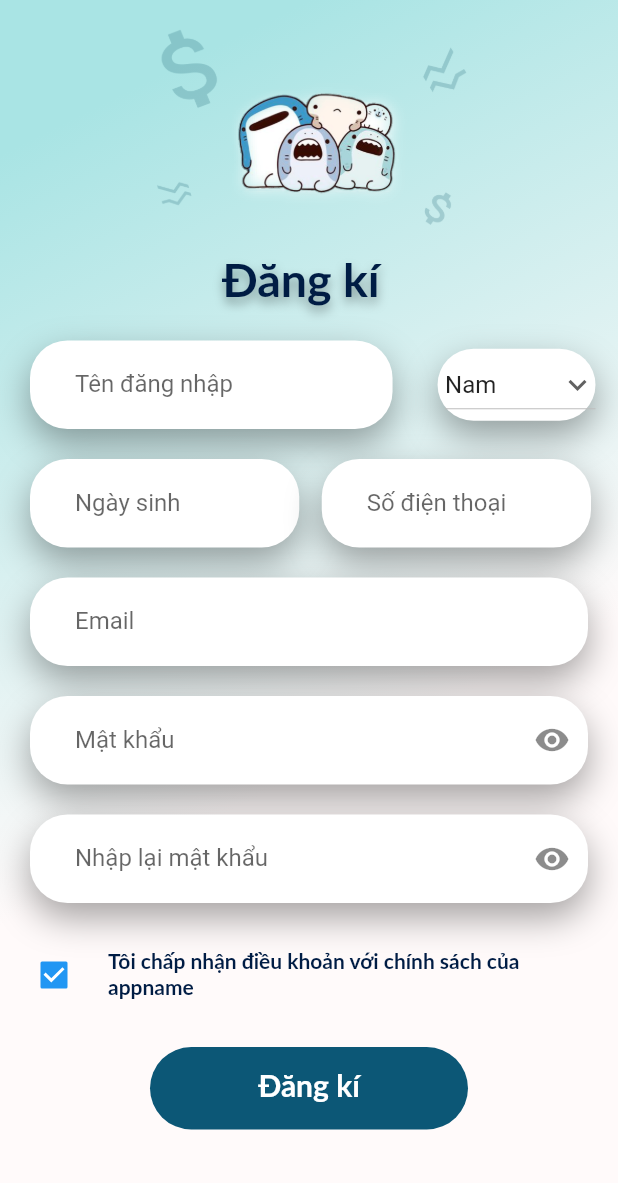
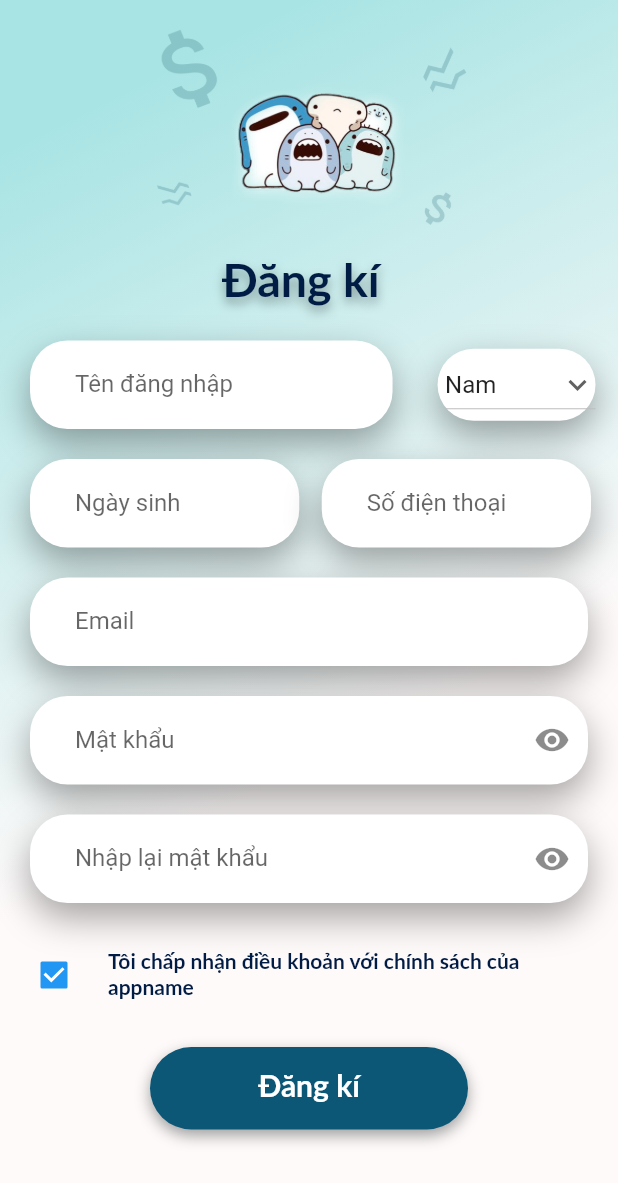
Before and after one commit to K15HKII/BookstoreFlutter, a Flutter app: the screen it shows after launch, after a tap on "Đăng kí", on a phone screen of 412 x 824 dp. Shown: the top 1183 px of the screen. Run offline on Flutter 3.47's test engine with Material 2 defaults, Android fonts, the phone set to English and light mode, and no system bars.

Commit message:
Upload project

```diff
--- a/lib/main.dart
+++ b/lib/main.dart
@@ -3,7 +3,9 @@ import 'package:flutter/gestures.dart';
 import 'package:flutter/material.dart';
 import 'package:flutter/src/painting/decoration_image.dart';
 import 'package:flutter/src/material/text_field.dart';
+import 'package:huy12345/forgotpass.dart';
 import 'registeredpage2.dart';
+import 'forgotpass.dart';
 void main() => runApp(
   MaterialApp(
     debugShowCheckedModeBanner: false,
@@ -148,20 +150,32 @@ suffixIcon: IconButton(
                   Container(
                       padding: EdgeInsets.only(left:250, top: 20),
                       child: SizedBox(
-                        child:Text(
-                          "Quên mật khẩu?",
-                          style: TextStyle(color: Colors.blue),
-                        ) ,
+                        child: InkWell(
+                          onTap: () {
+                            Navigator.push(context, MaterialPageRoute(builder: (context) => const ForgotPass()));
+                          },
+                          child: Text('Quên mật khẩu', style: TextStyle(color: Colors.blue),
+
+
+                        ),
                       )
                   ),
-
+                  ),
                 SizedBox(height: 20,),
                   Container(
                     height: 55,
                     margin: EdgeInsets.symmetric(horizontal: 90),
                     decoration: BoxDecoration(
                       borderRadius: BorderRadius.circular(50),
-                      color:  Color(0xff001C44)
+                      color:  Color(0xff001C44),
+                      boxShadow: [
+                        BoxShadow(
+                          color: Colors.grey,
+                          blurRadius: 8,
+                          offset: Offset(0, 4), // Shadow position
+                        ),
+                      ],
+
                     ),
                     child: Center(
                       child: TextButton(
--- a/lib/registeredpage2.dart
+++ b/lib/registeredpage2.dart
@@ -307,7 +307,14 @@ SizedBox(height: 20,),
                 margin: EdgeInsets.symmetric(horizontal: 100),
                 decoration: BoxDecoration(
                     borderRadius: BorderRadius.circular(50),
-                    color:  Color(0xff0C5776)
+                    color:  Color(0xff0C5776),
+                  boxShadow: [
+                    BoxShadow(
+                      color: Colors.grey,
+                      blurRadius: 8,
+                      offset: Offset(0, 4), // Shadow position
+                    ),
+                  ],
                 ),
                 child: Center(
                   child: TextButton(
```
Also changed, not shown: lib/forgotpass.dart (added, +167 -0 lines).
